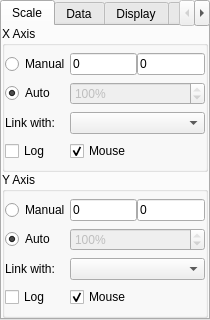
Qt form plotConfigTemplate.ui (calanoue/pyqtgraph) before a commit.
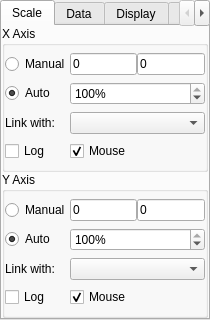
The same form after that commit.

```diff
--- a/plotConfigTemplate.ui
+++ b/plotConfigTemplate.ui
@@ -94,7 +94,7 @@
           <item row="1" column="1" colspan="2">
            <widget class="QSpinBox" name="xAutoPercentSpin">
             <property name="enabled">
-             <bool>false</bool>
+             <bool>true</bool>
             </property>
             <property name="suffix">
              <string>%</string>
@@ -189,7 +189,7 @@
           <item row="1" column="1" colspan="2">
            <widget class="QSpinBox" name="yAutoPercentSpin">
             <property name="enabled">
-             <bool>false</bool>
+             <bool>true</bool>
             </property>
             <property name="suffix">
              <string>%</string>
```
Left out of the diff: 4 changed lines with no effect on the pictures.
